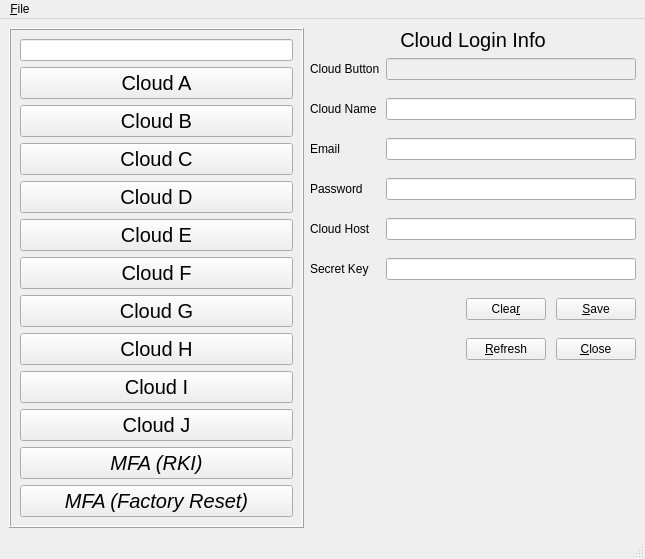
This is cloud_login_manager.ui in jonngo/cloud_login_manager as Qt 5 draws it before an edit. The edited form follows.
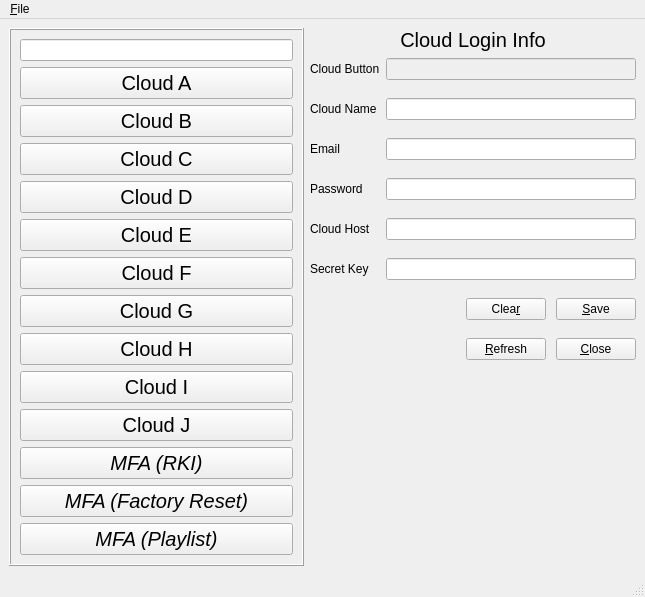
This is the edited form. Icons and pictures are not drawn.

Commit message: Added MFA fill for publish Playlist

Patch:
```diff
--- a/cloud_login_manager.ui
+++ b/cloud_login_manager.ui
@@ -266,6 +266,19 @@
            </property>
           </widget>
          </item>
+         <item>
+          <widget class="QPushButton" name="mfa_PL_PushButton">
+           <property name="font">
+            <font>
+             <pointsize>15</pointsize>
+             <italic>true</italic>
+            </font>
+           </property>
+           <property name="text">
+            <string>MFA (Playlist)</string>
+           </property>
+          </widget>
+         </item>
         </layout>
        </item>
       </layout>
```
Left out of the diff: 2 changed lines with no effect on the pictures. The commit also changes 2 other files.
